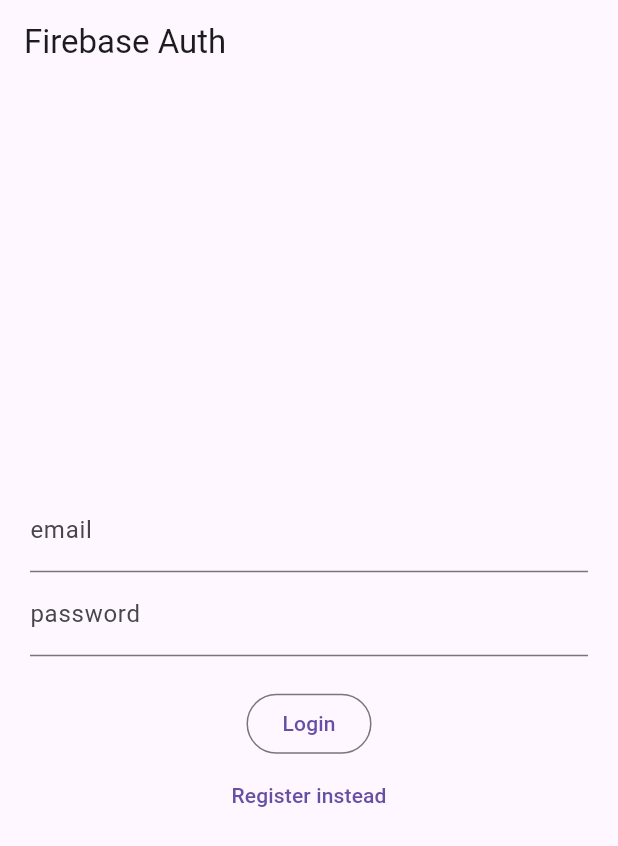
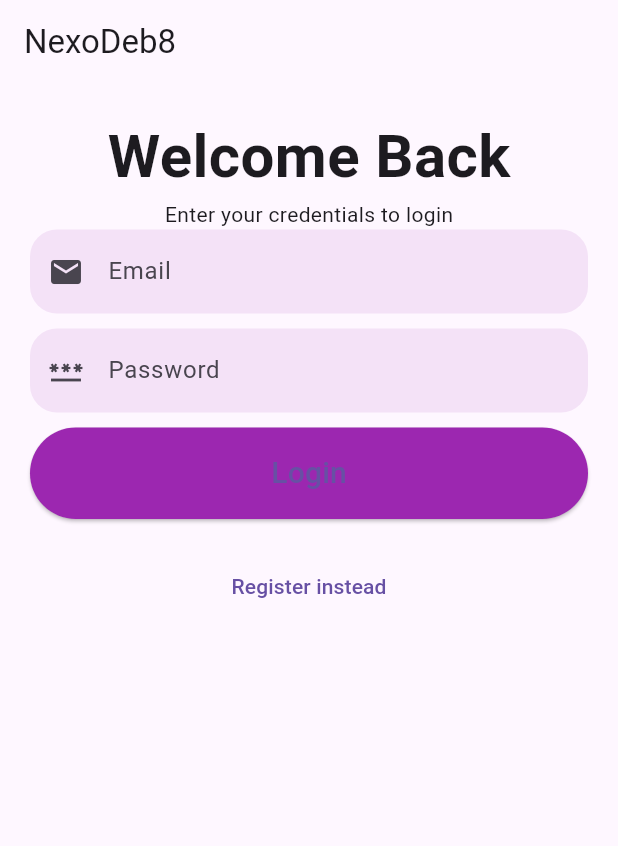
Before and after one commit to nimish-salecha/gpt, a Flutter app: the screen it shows after launch, on a phone screen of 412 x 824 dp. Shown: the top 846 px of the screen. Run offline on Flutter 3.47's test engine with Material 3 defaults, Android fonts, the phone set to English and light mode, and no system bars; our stand-ins replace firebase_auth, firebase_core, get, google_sign_in, share_plus; missing offline and left inert: agora_uikit; accounts and stored records are empty.

Commit message:
signin/up frontend

```diff
--- a/lib/Screens/login_register_page.dart
+++ b/lib/Screens/login_register_page.dart
@@ -1,3 +1,177 @@
+import 'package:flutter/material.dart';
+import 'package:firebase_auth/firebase_auth.dart';
+import 'package:gpt/Services/AuthenticationService.dart';
+
+class LoginPage extends StatefulWidget {
+  const LoginPage({Key? key}) : super(key: key);
+
+  @override
+  State<LoginPage> createState() => _LoginPageState();
+}
+
+class _LoginPageState extends State<LoginPage> {
+  String? errorMessage = '';
+  bool isLogin = true;
+
+  final TextEditingController _controllerEmail = TextEditingController();
+  final TextEditingController _controllerPassword = TextEditingController();
+
+  Future<void> signInWithEmailAndPassword() async {
+    try {
+      await Auth().signInWithEmailAndPassword(
+        email: _controllerEmail.text,
+        password: _controllerPassword.text,
+      );
+    } on FirebaseAuthException catch (e) {
+      setState(() {
+        errorMessage = e.message;
+      });
+    }
+  }
+
+  Future<void> createUserWithEmailAndPassword() async {
+    try {
+      await Auth().createUserWithEmailAndPassword(
+        email: _controllerEmail.text,
+        password: _controllerPassword.text,
+      );
+    } on FirebaseAuthException catch (e) {
+      setState(() {
+        errorMessage = e.message;
+      });
+    }
+  }
+
+  Widget _header(BuildContext context) {
+    return Column(
+      children: [
+        Text(
+          isLogin ? 'Welcome Back' : 'Sign up',
+          style: TextStyle(fontSize: 40, fontWeight: FontWeight.bold),
+        ),
+        Text(isLogin ? 'Enter your credentials to login' : 'Create your account'),
+      ],
+    );
+  }
+  Widget _inputField(BuildContext context) {
+  return Column(
+    crossAxisAlignment: CrossAxisAlignment.stretch,
+    children: [
+      TextField(
+        controller: _controllerEmail,
+        decoration: InputDecoration(
+          hintText: 'Email',
+          border: OutlineInputBorder(
+            borderRadius: BorderRadius.circular(18),
+            borderSide: BorderSide.none,
+          ),
+          fillColor: Colors.purple.withOpacity(0.1),
+          filled: true,
+          prefixIcon: Icon(Icons.email),
+        ),
+      ),
+      SizedBox(height: 10),
+      // if (!isLogin) ...[  //only front end
+      //   TextField(
+      //     decoration: InputDecoration(
+      //       hintText: 'Username',
+      //       border: OutlineInputBorder(
+      //         borderRadius: BorderRadius.circular(18),
+      //         borderSide: BorderSide.none,
+      //       ),
+      //       fillColor: Colors.purple.withOpacity(0.1),
+      //       filled: true,
+      //       prefixIcon: Icon(Icons.person),
+      //     ),
+      //   ),
+      //   SizedBox(height: 10),
+      // ],
+        TextField(
+        controller: _controllerPassword,
+        decoration: InputDecoration(
+          hintText: 'Password',
+          border: OutlineInputBorder(
+            borderRadius: BorderRadius.circular(18),
+            borderSide: BorderSide.none,
+          ),
+          fillColor: Colors.purple.withOpacity(0.1),
+          filled: true,
+          prefixIcon: Icon(Icons.password),
+        ),
+        obscureText: true,
+      ),
+      SizedBox(height: 10),
+      // if (!isLogin) ...[      //only front end
+      //   TextField(
+      //     decoration: InputDecoration(
+      //       hintText: 'Confirm Password',
+      //       border: OutlineInputBorder(
+      //         borderRadius: BorderRadius.circular(18),
+      //         borderSide: BorderSide.none,
+      //       ),
+      //       fillColor: Colors.purple.withOpacity(0.1),
+      //       filled: true,
+      //       prefixIcon: Icon(Icons.password),
+      //     ),
+      //     obscureText: true,
+      //   ),
+      //   SizedBox(height: 10),
+      // ],
+
+      ElevatedButton(
+        onPressed: isLogin ? signInWithEmailAndPassword : createUserWithEmailAndPassword,
+        style: ElevatedButton.styleFrom(
+          shape: StadiumBorder(),
+          padding: EdgeInsets.symmetric(vertical: 16),
+          backgroundColor: Colors.purple,
+        ),
+        child: Text(isLogin ? 'Login' : 'Sign up', style: TextStyle(fontSize: 20)),
+      ),
+    ],
+  );
+}
+
+  Widget _errorMessage() {
+    return Text(errorMessage == '' ? '' : 'Hmm? $errorMessage');
+  }
+
+  Widget _loginOrRegisterButton() {
+    return TextButton(
+      onPressed: () {
+        setState(() {
+          isLogin = !isLogin;
+        });
+      },
+      child: Text(isLogin ? 'Register instead' : 'Login instead'),
+    );
+  }
+
+  @override
+  Widget build(BuildContext context) {
+    return Scaffold(
+      appBar: AppBar(title: Text('NexoDeb8')),    //can add app logo, applogo
+      body: SingleChildScrollView(
+        child: Container(
+          padding: EdgeInsets.all(20),
+          child: Column(
+            crossAxisAlignment: CrossAxisAlignment.center,
+            mainAxisAlignment: MainAxisAlignment.center,
+            children: <Widget>[
+              _header(context),
+              _inputField(context),
+              _errorMessage(),
+              _loginOrRegisterButton(),
+            ],
+          ),
+        ),
+      ),
+    );
+  }
+}
+
+
+//original main -- working -- without front end design
+/*
 import 'package:flutter/material.dart';
 import 'package:firebase_auth/firebase_auth.dart'; // your proj name in firebase
 import 'package:gpt/Services/AuthenticationService.dart';
@@ -104,3 +278,4 @@
     );
   }
 }
+*/
```
